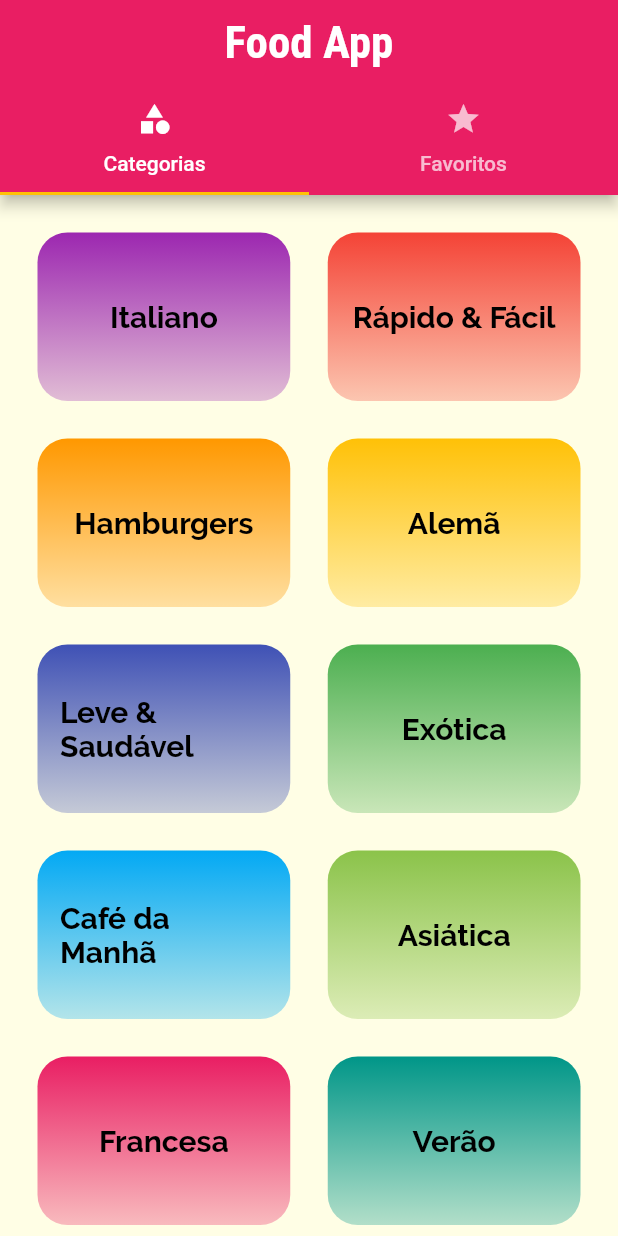
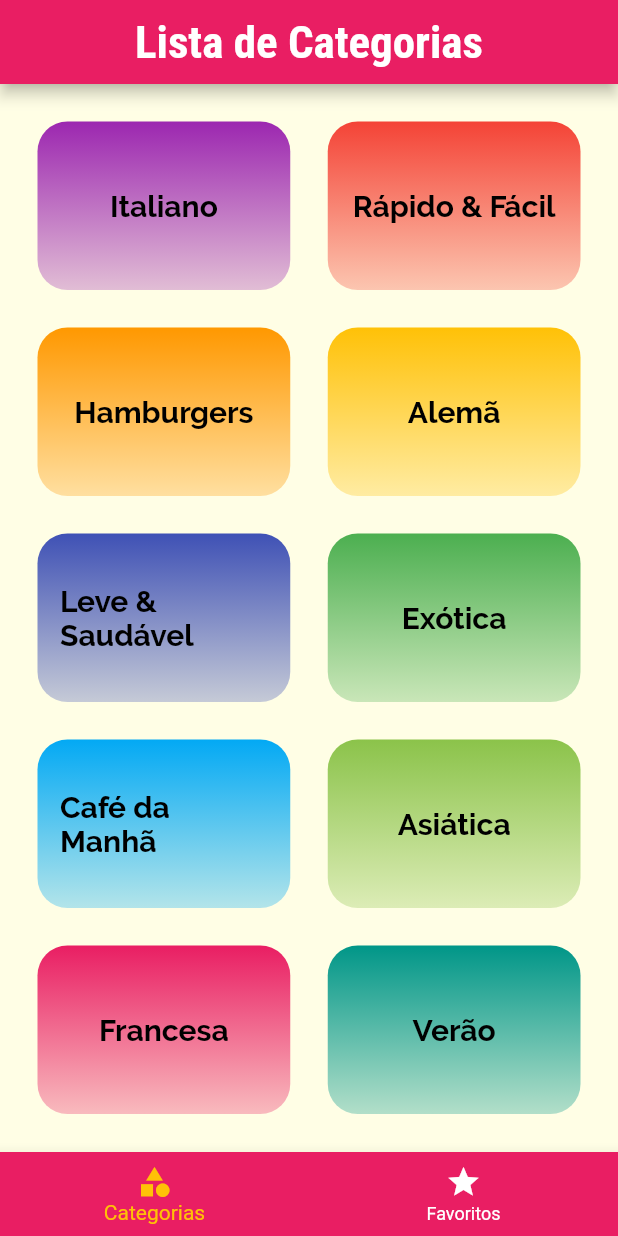
Before and after one commit to ianganciar/navegacao_E_Multiplas_Telas, a Flutter app: the screen it shows after launch, on a phone screen of 412 x 824 dp. Run offline on Flutter 3.47's test engine with Material 2 defaults, Android fonts, the phone set to English and light mode, and no system bars.

Commit message:
Adicionado TabBar Inferior

```diff
--- a/meals/lib/main.dart
+++ b/meals/lib/main.dart
@@ -38,7 +38,7 @@ class MyApp extends StatelessWidget {
             )),
       ),
       routes: {
-        AppRoutes.HOME: (ctx) => const TabsScreen(),
+        AppRoutes.HOME: (ctx) => TabsScreen(),
         AppRoutes.CATEGORIES_MEAL: (cxt) => const CategoriesMealsScreen(),
         AppRoutes.MEAL_DETAIL: (cxt) => const MealDetailScreen(),
       },
--- a/meals/lib/screens/tabs_screen.dart
+++ b/meals/lib/screens/tabs_screen.dart
@@ -2,31 +2,52 @@ import 'package:flutter/material.dart';
 import 'category_screen.dart';
 import 'favorite_screen.dart';
 
-class TabsScreen extends StatelessWidget {
-  const TabsScreen({Key? key}) : super(key: key);
+class TabsScreen extends StatefulWidget {
+  @override
+  State<TabsScreen> createState() => _TabsScreenState();
+}
+
+class _TabsScreenState extends State<TabsScreen> {
+  int _selectedScreensIndex = 0;
+  final List<Map<String, Object>> _screen = const [
+    {'title': 'Lista de Categorias', 'screen': CategoriesScreen()},
+    {'title': 'Meus Favoritos', 'screen': FavoriteScreen()},
+  ];
+
+  _selectSreen(int index) {
+    setState(() {
+      _selectedScreensIndex = index;
+    });
+  }
 
   @override
   Widget build(BuildContext context) {
-    return DefaultTabController(
-        length: 2,
-        child: Scaffold(
-          appBar: AppBar(
-            title: Center(child: Text('Food App')),
-            bottom: const TabBar(tabs: [
-              Tab(
-                icon: Icon(Icons.category),
-                text: 'Categorias',
-              ),
-              Tab(
-                icon: Icon(Icons.star),
-                text: 'Favoritos',
-              ),
-            ]),
+    return Scaffold(
+      appBar: AppBar(
+        title: Center(
+          child: Text(
+            _screen[_selectedScreensIndex]['title'] as String,
           ),
-          body: const TabBarView(children: [
-            CategoriesScreen(),
-            FavoriteScreen(),
+        ),
+      ),
+      body: _screen[_selectedScreensIndex]['screen'] as Widget,
+      bottomNavigationBar: BottomNavigationBar(
+          onTap: _selectSreen,
+          backgroundColor: Theme.of(context).colorScheme.primary,
+          unselectedItemColor: Colors.white,
+          selectedItemColor: Theme.of(context).colorScheme.secondary,
+          currentIndex: _selectedScreensIndex,
+          type: BottomNavigationBarType.fixed,
+          items: const [
+            BottomNavigationBarItem(
+              icon: Icon(Icons.category),
+              label: 'Categorias',
+            ),
+            BottomNavigationBarItem(
+              icon: Icon(Icons.star),
+              label: 'Favoritos',
+            ),
           ]),
-        ));
+    );
   }
 }
```
